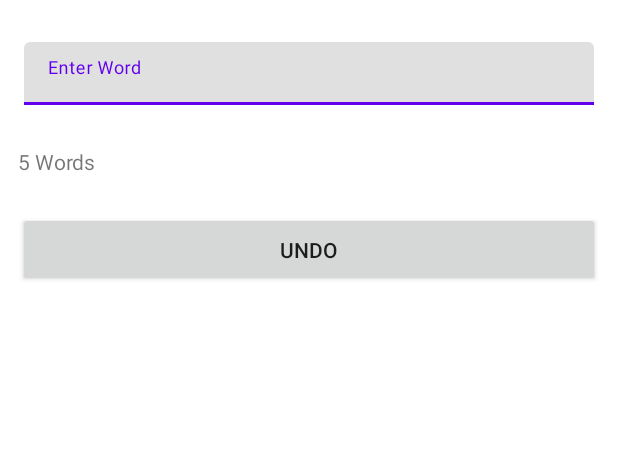
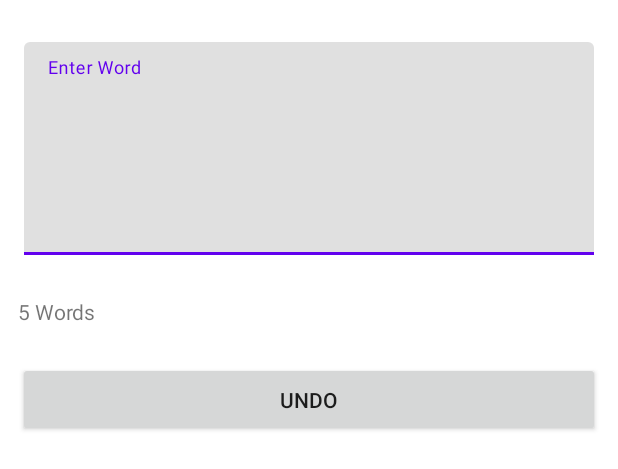
Before and after one commit to anidmurmu/TextEditor, an Android app: the layout fragment_editor.xml on its own in the app's theme, with its tools: preview values and no code run, on a phone screen of 412 x 824 dp. Shown: the top 469 px of the screen. Run offline under Robolectric (Android 15) with nearby library versions, the phone set to English and light mode, and no system bars.

```diff
--- a/app/src/main/AndroidManifest.xml
+++ b/app/src/main/AndroidManifest.xml
@@ -3,6 +3,7 @@
     package="com.ather.texteditor">
 
     <application
+        android:name=".EditorApplication"
         android:allowBackup="true"
         android:icon="@mipmap/ic_launcher"
         android:label="@string/app_name"
--- a/app/src/main/java/com/ather/texteditor/MainActivity.kt
+++ b/app/src/main/java/com/ather/texteditor/MainActivity.kt
@@ -2,7 +2,9 @@ package com.ather.texteditor
 
 import androidx.appcompat.app.AppCompatActivity
 import android.os.Bundle
+import dagger.hilt.android.AndroidEntryPoint
 
+@AndroidEntryPoint
 class MainActivity : AppCompatActivity() {
     override fun onCreate(savedInstanceState: Bundle?) {
         super.onCreate(savedInstanceState)
--- /dev/null
+++ b/app/src/main/java/com/ather/texteditor/base/ViewOnClickListener.kt
@@ -0,0 +1,5 @@
+package com.ather.texteditor.base
+
+interface ViewOnClickListener {
+    fun onViewClick(id: Int, data: Any)
+}
--- a/app/src/main/res/layout/fragment_editor.xml
+++ b/app/src/main/res/layout/fragment_editor.xml
@@ -4,10 +4,10 @@
     xmlns:tools="http://schemas.android.com/tools">
 
     <data>
-        <!--<variable
+        <variable
             name="viewModel"
-            type="com.ather.dashboard.tron.presentation.fragments.update.UpdateViewModel" />
-    --></data>
+            type="com.ather.texteditor.presentation.editor.EditorViewModel" />
+    </data>
 
     <androidx.constraintlayout.widget.ConstraintLayout
         android:layout_width="match_parent"
@@ -17,8 +17,7 @@
         <com.google.android.material.textfield.TextInputLayout
             android:id="@+id/tilEditor"
             android:layout_width="0dp"
-            android:layout_height="50dp"
-            android:lines="5"
+            android:layout_height="150dp"
             android:padding="4dp"
             android:hint="@string/enter_words"
             android:layout_marginTop="24dp"
@@ -30,7 +29,9 @@
             <com.google.android.material.textfield.TextInputEditText
                 android:id="@+id/tietEditor"
                 android:layout_width="match_parent"
-                android:layout_height="match_parent"/>
+                android:layout_height="match_parent"
+                android:lines="5"
+                />
         </com.google.android.material.textfield.TextInputLayout>
 
         <TextView
--- a/app/src/main/res/navigation/nav_graph.xml
+++ b/app/src/main/res/navigation/nav_graph.xml
@@ -6,7 +6,7 @@
     app:startDestination="@id/editorFragment">
     <fragment
         android:id="@+id/editorFragment"
-        android:name="com.ather.texteditor.presentation.EditorFragment"
+        android:name="com.ather.texteditor.presentation.editor.EditorFragment"
         android:label="UpdateFragment" />
 
 </navigation>
```
Also changed, not shown: app/src/main/java/com/ather/texteditor/EditorApplication.kt (added, +8 -0 lines), app/src/main/java/com/ather/texteditor/base/event/Event.kt (added, +24 -0 lines), app/src/main/java/com/ather/texteditor/base/viewmodel/BaseViewModel.kt (added, +14 -0 lines), app/src/main/java/com/ather/texteditor/presentation/EditorFragment.kt (deleted, +0 -7 lines), app/src/main/java/com/ather/texteditor/presentation/editor/EditorFragment.kt (added, +35 -0 lines), app/src/main/java/com/ather/texteditor/presentation/editor/EditorViewModel.kt (added, +22 -0 lines), app/src/main/java/com/ather/texteditor/presentation/editor/EditorViewState.kt (added, +8 -0 lines).
